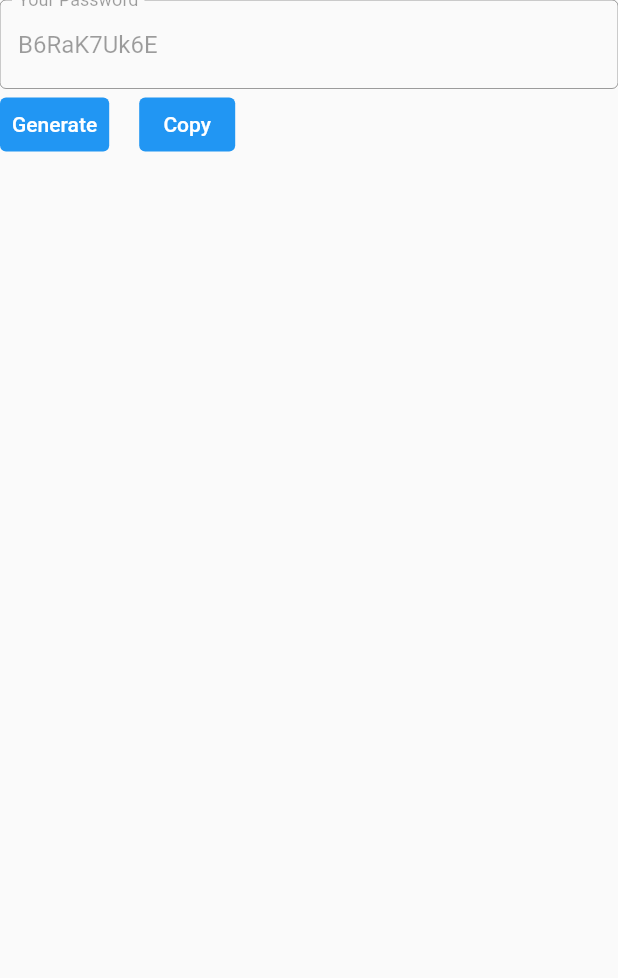
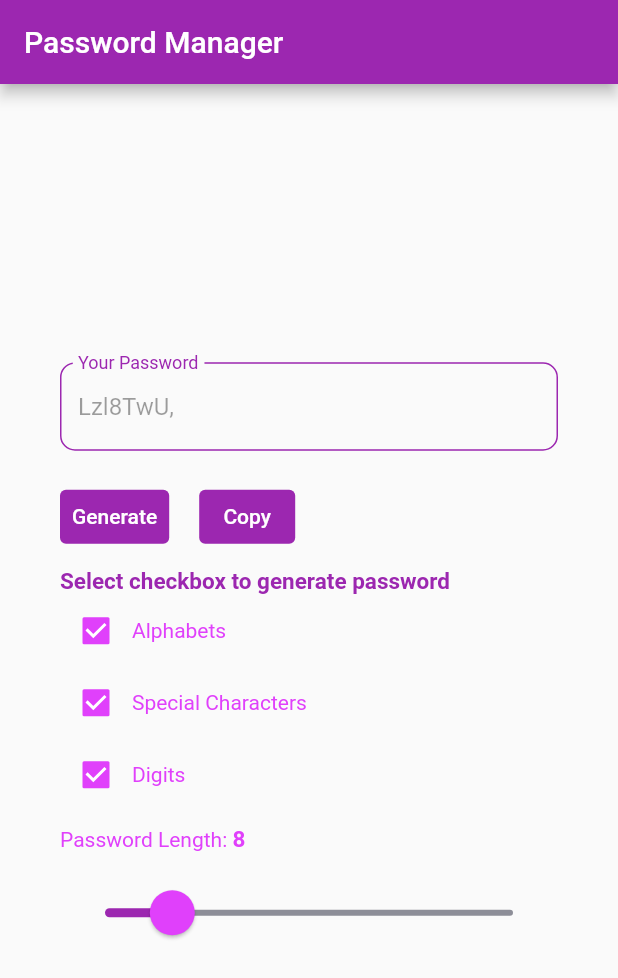
Before and after one commit to umairliaqat33/Password_Manager, a Flutter app: the screen it shows after launch, after a tap on "Generate", on a phone screen of 412 x 824 dp. Shown: the top 978 px of the screen. Run offline on Flutter 3.47's test engine with Material 2 defaults, Android fonts, the light colour scheme and no system bars; our stand-ins replace fluttertoast.

Commit message:
made user able to select the length of password and select type of text he wants in password. Also set up the initial length of password to 8 characters. task1 id: r5IUKLr8 task2 id: olAXlLlP

```diff
--- a/lib/main.dart
+++ b/lib/main.dart
@@ -3,20 +3,10 @@ import 'dart:math';
 import 'package:flutter/material.dart';
 import 'package:flutter/services.dart';
 import 'package:fluttertoast/fluttertoast.dart';
+import 'package:password_manager/screens/password_creating_screen.dart';
 
 void main() {
-  runApp(const MyApp());
-}
-
-class MyApp extends StatelessWidget {
-  const MyApp({Key? key}) : super(key: key);
-
-  @override
-  Widget build(BuildContext context) {
-    return MaterialApp(
-      home: const MyHomePage(),
-    );
-  }
+  runApp(const MyHomePage());
 }
 
 class MyHomePage extends StatefulWidget {
@@ -27,73 +17,20 @@ class MyHomePage extends StatefulWidget {
 }
 
 class _MyHomePageState extends State<MyHomePage> {
-
-  late TextEditingController textController=TextEditingController();
-  String copiedText="";
   @override
-  String generateRandomString(int length) {
-    Random _random = Random();
-    const _availableChars =
-        'AaBbCcDdEeFfGgHhIiJjKkLlMmNnOoPpQqRrSsTtUuVvWwXxYyZz1234567890';
-    final randomString = List.generate(length,
-            (index) => _availableChars[_random.nextInt(_availableChars.length)])
-        .join();
-
-    return randomString;
-  }
   Widget build(BuildContext context) {
-    return Scaffold(
-      body: SafeArea(
-        child: Column(
-          children: [
-            TextField(
-              decoration: InputDecoration(
-                label: Text("Your Password"),
-                border: OutlineInputBorder(
-                  borderSide: BorderSide(color: Colors.red)
-                ),
-              ),
-              obscureText: false,
-              enabled: false,
-              controller: textController,
-            ),
-            Row(
-              children: [
-                TextButton(
-                  onPressed: () {
-                    generateRandomString(10);
-                    setState(() {
-                      textController=TextEditingController(text: generateRandomString(10));
-                    });
-                  },
-                  style: ButtonStyle(
-                    foregroundColor: MaterialStateColor.resolveWith(
-                        (states) => Colors.white),
-                    backgroundColor:
-                        MaterialStateColor.resolveWith((states) => Colors.blue),
-                  ),
-                  child: Text("Generate"),
-                ),
-                SizedBox(
-                  width: 20,
-                ),
-                TextButton(
-                  onPressed: () {
-                    Clipboard.setData(ClipboardData(text: textController.text));
-                    Fluttertoast.showToast(msg: "Text Copied");
-                  },
-                  style: ButtonStyle(
-                    foregroundColor: MaterialStateColor.resolveWith(
-                        (states) => Colors.white),
-                    backgroundColor:
-                        MaterialStateColor.resolveWith((states) => Colors.blue),
-                  ),
-                  child: Text("Copy"),
-                ),
-              ],
-            ),
-          ],
+    return MaterialApp(
+      theme: ThemeData(
+        appBarTheme: AppBarTheme(color: Colors.purple),
+        checkboxTheme: CheckboxThemeData(
+          fillColor:
+              MaterialStateColor.resolveWith((states) => Colors.purpleAccent),
+          checkColor: MaterialStateColor.resolveWith((states) => Colors.white),
         ),
+        primaryColor: Colors.purple,
+      ),
+      home: Scaffold(
+        body: PasswordCreation(),
       ),
     );
   }
--- /dev/null
+++ b/lib/screens/password_creating_screen.dart
@@ -0,0 +1,282 @@
+import 'dart:math';
+
+import 'package:flutter/material.dart';
+import 'package:flutter/services.dart';
+import 'package:fluttertoast/fluttertoast.dart';
+
+class PasswordCreation extends StatefulWidget {
+  const PasswordCreation({Key? key}) : super(key: key);
+
+  @override
+  State<PasswordCreation> createState() => _PasswordCreationState();
+}
+
+class _PasswordCreationState extends State<PasswordCreation> {
+  late TextEditingController textController = TextEditingController();
+  int length = 8;
+  bool isBoxErrorVisible = false;
+  bool isCopyErrorVisible = false;
+  String generatedString = "";
+  bool isCharacter = true;
+  bool isNumbers = true;
+  bool isSpecialCharacters = true;
+  static const String chars =
+      'AaBbCcDdEeFfGgHhIiJjKkLlMmNnOoPpQqRrSsTtUuVvWwXxYyZz';
+  static const String numbers = '1234567890';
+  static const String specialCharacters = '!@#\\\$%^&*()_+/.,`';
+
+  void selectText() {
+    if (isCharacter == true &&
+        isSpecialCharacters == true &&
+        isNumbers == true) {
+      randomCharString(length, chars + specialCharacters + numbers);
+    } else {
+      if (isCharacter == true) {
+        if (isNumbers == true) {
+          randomCharString(length, chars + numbers);
+        } else if (isSpecialCharacters == true) {
+          randomCharString(length, chars + specialCharacters);
+        } else {
+          randomCharString(length, chars);
+        }
+      } else if (isNumbers == true) {
+        if (isCharacter == true) {
+          randomCharString(length, chars + numbers);
+        } else if (isSpecialCharacters == true) {
+          randomCharString(length, numbers + specialCharacters);
+        } else {
+          randomCharString(length, numbers);
+        }
+      } else if (isSpecialCharacters == true) {
+        if (isCharacter == true) {
+          randomCharString(length, chars + specialCharacters);
+        } else if (isNumbers == true) {
+          randomCharString(length, numbers + specialCharacters);
+        } else {
+          randomCharString(length, specialCharacters);
+        }
+      } else {
+        textController.clear();
+        setState(() {
+          isBoxErrorVisible = true;
+        });
+      }
+    }
+  }
+
+  void randomCharString(int length, String text) {
+    Random _random = Random();
+
+    final randomString =
+    List.generate(length, (index) => text[_random.nextInt(text.length)])
+        .join();
+    setState(() {
+      textController.text = randomString;
+    });
+  }
+  @override
+  void initState() {
+    selectText();
+    super.initState();
+  }
+  @override
+  Widget build(BuildContext context) {
+    return Scaffold(
+      appBar: AppBar(
+        title: Text("Password Manager"),
+      ),
+      body: SafeArea(
+        child: Padding(
+          padding: const EdgeInsets.symmetric(horizontal: 40.0),
+          child: Column(
+            mainAxisAlignment: MainAxisAlignment.center,
+            crossAxisAlignment: CrossAxisAlignment.stretch,
+            children: [
+              SizedBox(
+                width: 300,
+                child: TextField(
+                  decoration: InputDecoration(
+                    label: Text(
+                      "Your Password",
+                      style: TextStyle(color: Colors.purple),
+                    ),
+                    disabledBorder: OutlineInputBorder(
+                      borderRadius: BorderRadius.all(Radius.circular(10)),
+                      borderSide: BorderSide(color: Colors.purple),
+                    ),
+                  ),
+                  // obscureText: false,
+                  enabled: false,
+                  controller: textController,
+                ),
+              ),
+              SizedBox(
+                height: 10,
+              ),
+              Visibility(
+                visible: isCopyErrorVisible,
+                child: Text(
+                  "Please generate password first",
+                  style: TextStyle(
+                    color: Colors.red,
+                    fontSize: 15,
+                  ),
+                ),
+              ),
+              SizedBox(
+                height: 10,
+              ),
+              Row(
+                children: [
+                  TextButton(
+                    onPressed: () {
+                      setState(() {
+                        isBoxErrorVisible = false;
+                      });
+                      selectText();
+                    },
+                    style: ButtonStyle(
+                      foregroundColor: MaterialStateColor.resolveWith(
+                              (states) => Colors.white),
+                      backgroundColor: MaterialStateColor.resolveWith(
+                              (states) => Colors.purple),
+                    ),
+                    child: Text("Generate"),
+                  ),
+                  SizedBox(
+                    width: 20,
+                  ),
+                  TextButton(
+                    onPressed: () {
+                      if (!textController.text.isEmpty) {
+                        Clipboard.setData(
+                            ClipboardData(text: textController.text));
+                        Fluttertoast.showToast(msg: "Text Copied");
+                        setState(() {
+                          isCopyErrorVisible = false;
+                        });
+                      } else {
+                        setState(() {
+                          isCopyErrorVisible = true;
+                        });
+                      }
+                    },
+                    style: ButtonStyle(
+                      foregroundColor: MaterialStateColor.resolveWith(
+                              (states) => Colors.white),
+                      backgroundColor: MaterialStateColor.resolveWith(
+                              (states) => Colors.purple),
+                    ),
+                    child: Text("Copy"),
+                  ),
+                ],
+              ),
+              SizedBox(
+                height: 10,
+              ),
+              Text(
+                "Select checkbox to generate password",
+                style: TextStyle(
+                    fontWeight: FontWeight.bold,
+                    fontSize: 15,
+                    color: Colors.purple),
+              ),
+              Visibility(
+                visible: isBoxErrorVisible,
+                child: Text(
+                  "Please make a selection of text in password",
+                  style: TextStyle(
+                    color: Colors.red,
+                    fontSize: 15,
+                  ),
+                ),
+              ),
+              Row(
+                children: [
+                  Checkbox(
+                      value: isCharacter,
+                      onChanged: (value) {
+                        setState(() {
+                          isCharacter = !isCharacter;
+                        });
+                      }),
+                  Text(
+                    "Alphabets",
+                    style: TextStyle(color: Colors.purpleAccent),
+                  ),
+                ],
+              ),
+              Row(
+                children: [
+                  Checkbox(
+                      value: isSpecialCharacters,
+                      onChanged: (value) {
+                        setState(() {
+                          isSpecialCharacters = !isSpecialCharacters;
+                        });
+                      }),
+                  Text("Special Characters",
+                      style: TextStyle(color: Colors.purpleAccent)),
+                ],
+              ),
+              Row(
+                children: [
+                  Checkbox(
+                      value: isNumbers,
+                      onChanged: (value) {
+                        setState(() {
+                          isNumbers = !isNumbers;
+                        });
+                      }),
+                  Text("Digits",
+                      style: TextStyle(color: Colors.purpleAccent)),
+                ],
+              ),
+              SizedBox(
+                height: 10,
+              ),
+              Row(
+                children: [
+                  Text("Password Length: ",
+                      style: TextStyle(color: Colors.purpleAccent)),
+                  Text("$length",
+                      style: TextStyle(
+                          color: Colors.purpleAccent,
+                          fontSize: 15,
+                          fontWeight: FontWeight.bold)),
+                ],
+              ),
+              SizedBox(
+                height: 10,
+              ),
+              SliderTheme(
+                data: SliderTheme.of(context).copyWith(
+                  thumbShape: RoundSliderThumbShape(enabledThumbRadius: 15),
+                  overlayShape: RoundSliderOverlayShape(overlayRadius: 30),
+                  activeTrackColor: Colors.purple,
+                  thumbColor: Colors.purpleAccent,
+                  // overlayColor: Color(0x29EB1555),
+                  inactiveTrackColor: Color(0xFF8D8E98),
+                  inactiveTickMarkColor: Color(0xFF8D8E98),
+                  activeTickMarkColor: Colors.pink,
+                ),
+                child: Slider(
+                  value: length.toDouble(),
+                  divisions: 50,
+                  max: 50.0,
+                  onChanged: (newValue) {
+                    setState(() {
+                      length = newValue.toInt();
+                    });
+                    // print(length);
+                  },
+                  label: length.round().toString(),
+                ),
+              ),
+            ],
+          ),
+        ),
+      ),
+    );
+  }
+}
```
Also changed, not shown: 1 other file.
